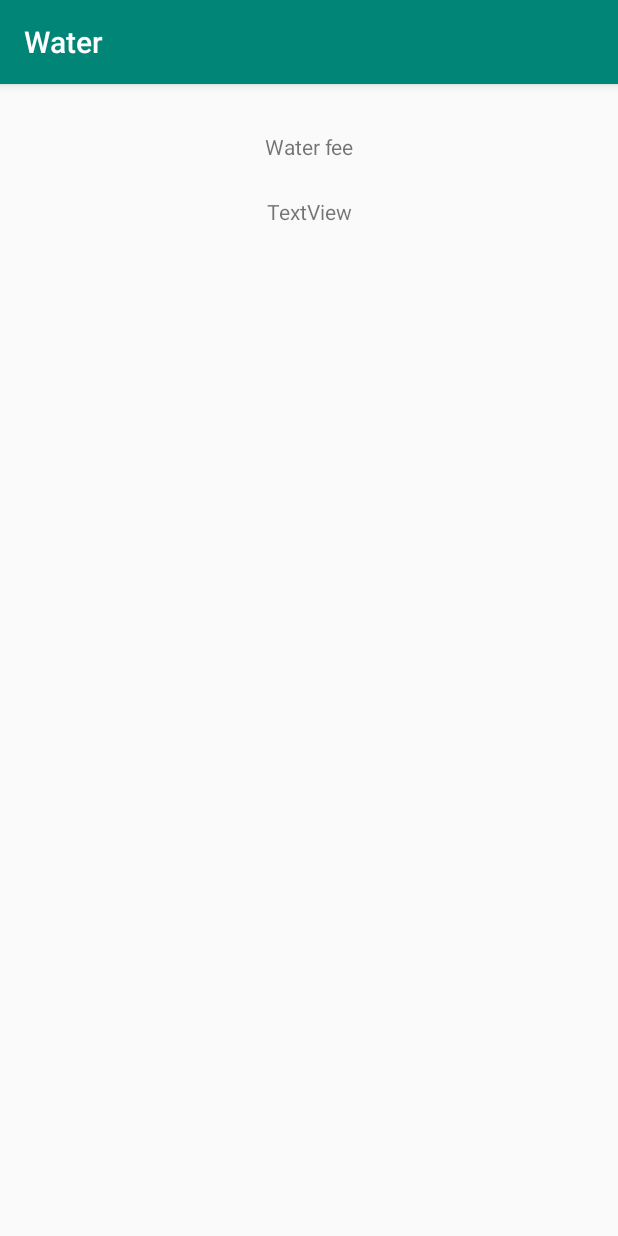
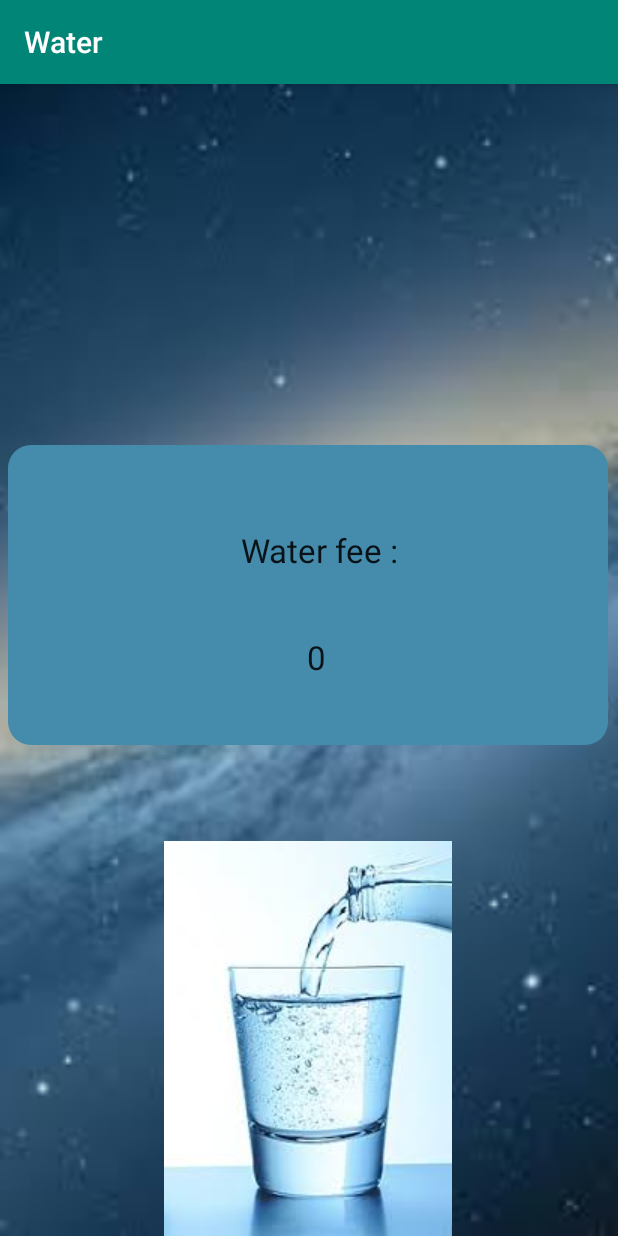
Before and after one commit to anchun666/Water2019, an Android app: the ResultActivity screen opened directly, with no data from a screen before it, on a phone screen of 412 x 824 dp. Run offline under Robolectric (Android 15) with nearby library versions, the phone set to English and light mode, and no system bars.

Commit message:
Background

```diff
--- a/app/src/main/java/com/alvin/water/MainActivity.java
+++ b/app/src/main/java/com/alvin/water/MainActivity.java
@@ -12,11 +12,13 @@ import androidx.appcompat.app.AppCompatActivity;
 import androidx.appcompat.widget.Toolbar;
 
 import android.text.TextUtils;
+import android.util.Log;
 import android.view.View;
 import android.view.Menu;
 import android.view.MenuItem;
 import android.widget.Button;
 import android.widget.EditText;
+import android.widget.TextView;
 
 public class MainActivity extends AppCompatActivity {
 
@@ -26,6 +28,8 @@ public class MainActivity extends AppCompatActivity {
     int monthNum;
     int nextNum;
     Button button;
+    private Intent intent;
+    String TAG = MainActivity.class.getSimpleName();
 
 
     @Override
@@ -37,6 +41,8 @@ public class MainActivity extends AppCompatActivity {
 
         ed_month = findViewById(R.id.month);
         ed_next = findViewById(R.id.next);
+        intent = new Intent(this,ResultActivity.class);
+
 
 
         FloatingActionButton fab = findViewById(R.id.fab);
@@ -52,15 +58,20 @@ public class MainActivity extends AppCompatActivity {
             @Override
             public void onClick(View v) {
 
+
             }
         });
 
     }
     DialogInterface.OnClickListener listener = new DialogInterface.OnClickListener() {
+
+
+
         @Override
         public void onClick(DialogInterface dialog, int which) {
             ed_month.setText(" ");
             ed_next.setText(" ");
+
         }
     };
 
@@ -79,11 +90,23 @@ public class MainActivity extends AppCompatActivity {
             }if(monthNum>=51){
                 fee = monthNum *12.075-110.25;
             }
-            new AlertDialog.Builder(MainActivity.this)
-                    .setMessage("水費:"+ fee)
-                    .setTitle("計算結果")
-                    .setPositiveButton("OK",listener)
-                    .show();
+
+            //new AlertDialog.Builder(MainActivity.this)
+                    //.setMessage("水費:"+ fee)
+                    //.setTitle("計算結果")
+                    //.setPositiveButton("OK",listener)
+                    //.show();
+            intent = new Intent(this,ResultActivity.class);
+            intent.putExtra("FEE",fee);
+            startActivity(intent);
+            Log.d("ResultActivity","fee");
+
+
+
+
+
+
+
 
 
         }else if(TextUtils.isEmpty(month)&&!TextUtils.isEmpty(next)){
@@ -97,11 +120,15 @@ public class MainActivity extends AppCompatActivity {
             }if(nextNum>=51){
                 fee = nextNum *12.075-220.5;
             }
-            new AlertDialog.Builder(MainActivity.this)
-                    .setMessage("水費:"+ fee)
-                    .setTitle("計算結果")
-                    .setPositiveButton("OK",listener)
-                    .show();
+            //new AlertDialog.Builder(MainActivity.this)
+                    //.setMessage("水費:"+ fee)
+                    //.setTitle("計算結果")
+                    //.setPositiveButton("OK",listener)
+                    //.show();
+            intent = new Intent(this,ResultActivity.class);
+            intent.putExtra("FEE",fee);
+            startActivity(intent);
+            Log.d("ResultActivity","fee");
         }
     }
 
--- a/app/src/main/java/com/alvin/water/ResultActivity.java
+++ b/app/src/main/java/com/alvin/water/ResultActivity.java
@@ -2,7 +2,10 @@ package com.alvin.water;
 
 import androidx.appcompat.app.AppCompatActivity;
 
+import android.content.Intent;
 import android.os.Bundle;
+import android.util.Log;
+import android.widget.TextView;
 
 import com.google.android.material.internal.NavigationMenu;
 
@@ -10,10 +13,23 @@ import java.util.jar.Attributes;
 
 public class ResultActivity extends AppCompatActivity {
 
+
+    private TextView feeText;
+
     @Override
     protected void onCreate(Bundle savedInstanceState) {
         super.onCreate(savedInstanceState);
         setContentView(R.layout.activity_result);
+        Intent intent = getIntent();
+        double fee = intent.getDoubleExtra("FEE",-1);
+        Log.d("ResultActivity","fee");
+        feeText = findViewById(R.id.fee);
+        int n = (int)(fee+0.5d);
+        feeText.setText(n+" ");
+
+
+
+
 
 
 
--- /dev/null
+++ b/app/src/main/res/drawable/fee_background.xml
@@ -0,0 +1,15 @@
+<?xml version="1.0" encoding="utf-8"?>
+<shape xmlns:android="http://schemas.android.com/apk/res/android">
+    <corners android:radius="15dp"/>
+    <solid android:color="@color/feeBackground"/>
+
+
+
+
+
+
+
+
+
+
+</shape>
--- a/app/src/main/res/layout/activity_result.xml
+++ b/app/src/main/res/layout/activity_result.xml
@@ -4,25 +4,55 @@
     xmlns:tools="http://schemas.android.com/tools"
     android:layout_width="match_parent"
     android:layout_height="match_parent"
+    android:background="@drawable/background"
     tools:context=".ResultActivity">
 
-    <TextView
-        android:id="@+id/textView3"
+    <ImageView
+        android:id="@+id/imageView"
         android:layout_width="wrap_content"
         android:layout_height="wrap_content"
-        android:layout_marginTop="32dp"
-        android:text="Water fee"
+        app:layout_constraintBottom_toBottomOf="parent"
         app:layout_constraintEnd_toEndOf="parent"
+        app:layout_constraintHorizontal_bias="0.497"
         app:layout_constraintStart_toStartOf="parent"
-        app:layout_constraintTop_toTopOf="parent" />
+        app:srcCompat="@drawable/water" />
 
-    <TextView
-        android:id="@+id/fee"
-        android:layout_width="wrap_content"
-        android:layout_height="wrap_content"
-        android:layout_marginTop="24dp"
-        android:text="TextView"
+    <androidx.constraintlayout.widget.ConstraintLayout
+        android:layout_width="400dp"
+        android:layout_height="200dp"
+        android:layout_marginBottom="64dp"
+        android:background="@drawable/fee_background"
+        app:layout_constraintBottom_toTopOf="@+id/imageView"
         app:layout_constraintEnd_toEndOf="parent"
-        app:layout_constraintStart_toStartOf="parent"
-        app:layout_constraintTop_toBottomOf="@+id/textView3" />
+        app:layout_constraintHorizontal_bias="0.454"
+        app:layout_constraintStart_toStartOf="parent">
+
+        <TextView
+            android:id="@+id/fee"
+            android:layout_width="wrap_content"
+            android:layout_height="wrap_content"
+            android:text="TextView"
+            android:textAppearance="@style/TextAppearance.AppCompat.Large"
+            app:layout_constraintBottom_toBottomOf="parent"
+            app:layout_constraintEnd_toEndOf="parent"
+            app:layout_constraintHorizontal_bias="0.521"
+            app:layout_constraintStart_toStartOf="parent"
+            app:layout_constraintTop_toTopOf="parent"
+            app:layout_constraintVertical_bias="0.741" />
+
+        <TextView
+            android:id="@+id/textView3"
+            android:layout_width="wrap_content"
+            android:layout_height="wrap_content"
+            android:layout_marginBottom="112dp"
+            android:text="Water fee :"
+            android:textAppearance="@style/TextAppearance.AppCompat.Large"
+            app:layout_constraintBottom_toBottomOf="parent"
+            app:layout_constraintEnd_toEndOf="parent"
+            app:layout_constraintHorizontal_bias="0.527"
+            app:layout_constraintStart_toStartOf="parent"
+            app:layout_constraintTop_toTopOf="parent"
+            app:layout_constraintVertical_bias="0.948" />
+    </androidx.constraintlayout.widget.ConstraintLayout>
+
 </androidx.constraintlayout.widget.ConstraintLayout>
--- a/app/src/main/res/values/colors.xml
+++ b/app/src/main/res/values/colors.xml
@@ -3,4 +3,5 @@
     <color name="colorPrimary">#008577</color>
     <color name="colorPrimaryDark">#00574B</color>
     <color name="colorAccent">#D81B60</color>
+    <color name="feeBackground">#458CAC</color>
 </resources>
```
Also changed, not shown: app/src/main/res/drawable/background.jpg (added), app/src/main/res/drawable/water.jpg (added).
